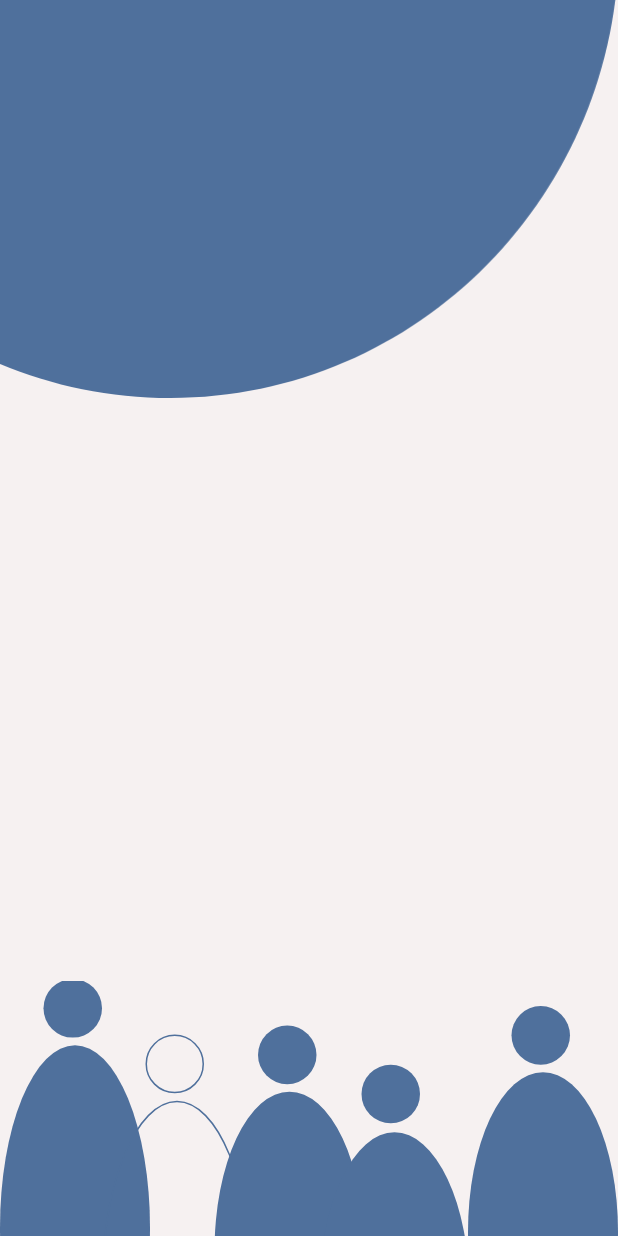
After one commit to MoizAsif616/PeerPro, an Android app built with Jetpack Compose: the layout activity_auth.xml on its own in the app's theme, with its tools: preview values and no code run, on a phone screen of 412 x 824 dp. The commit adds this screen. Run offline under Robolectric (Android 15) with nearby library versions, the phone set to English and light mode, and no system bars.

Commit message:
Set Light and Dark theme

```diff
--- a/app/build.gradle.kts
+++ b/app/build.gradle.kts
@@ -49,6 +49,9 @@ dependencies {
     implementation(libs.androidx.ui.graphics)
     implementation(libs.androidx.ui.tooling.preview)
     implementation(libs.androidx.material3)
+    implementation(libs.androidx.appcompat)
+    implementation(libs.androidx.activity)
+    implementation(libs.androidx.constraintlayout)
     testImplementation(libs.junit)
     androidTestImplementation(libs.androidx.junit)
     androidTestImplementation(libs.androidx.espresso.core)
--- /dev/null
+++ b/app/src/main/res/drawable/peer_group.xml
@@ -0,0 +1,44 @@
+<vector xmlns:android="http://schemas.android.com/apk/res/android"
+    android:width="412dp"
+    android:height="173dp"
+    android:viewportWidth="412"
+    android:viewportHeight="173">
+  <group>
+    <clip-path
+        android:pathData="M0,0h412v173h-412z"/>
+    <path
+        android:pathData="M312,168a50,106 0,1 0,100 0a50,106 0,1 0,-100 0z"
+        android:fillColor="?attr/peerColor"/>
+    <path
+        android:pathData="M360.5,37.5m-19.5,0a19.5,19.5 0,1 1,39 0a19.5,19.5 0,1 1,-39 0"
+        android:fillColor="?attr/peerColor"/>
+    <path
+        android:pathData="M0,165.5a50,121.5 0,1 0,100 0a50,121.5 0,1 0,-100 0z"
+        android:fillColor="?attr/peerColor"/>
+    <path
+        android:pathData="M48.5,19.5m-19.5,0a19.5,19.5 0,1 1,39 0a19.5,19.5 0,1 1,-39 0"
+        android:fillColor="?attr/peerColor"/>
+    <path
+        android:strokeWidth="1"
+        android:pathData="M118,81.5C124.73,81.5 131.18,84.81 137.1,90.9C143.03,96.98 148.38,105.82 152.89,116.78C161.91,138.69 167.5,169 167.5,202.5C167.5,236 161.91,266.31 152.89,288.22C148.38,299.18 143.03,308.02 137.1,314.1C131.18,320.19 124.73,323.5 118,323.5C111.27,323.5 104.82,320.19 98.9,314.1C92.97,308.02 87.62,299.18 83.11,288.22C74.09,266.31 68.5,236 68.5,202.5C68.5,169 74.09,138.69 83.11,116.78C87.62,105.82 92.97,96.98 98.9,90.9C104.82,84.81 111.27,81.5 118,81.5Z"
+        android:fillColor="#00000000"
+        android:strokeColor="?attr/peerColor"/>
+    <path
+        android:strokeWidth="1"
+        android:pathData="M116.5,56.5m-19,0a19,19 0,1 1,38 0a19,19 0,1 1,-38 0"
+        android:fillColor="#00000000"
+        android:strokeColor="?attr/peerColor"/>
+    <path
+        android:pathData="M143,181a50,106 0,1 0,100 0a50,106 0,1 0,-100 0z"
+        android:fillColor="?attr/peerColor"/>
+    <path
+        android:pathData="M191.5,50.5m-19.5,0a19.5,19.5 0,1 1,39 0a19.5,19.5 0,1 1,-39 0"
+        android:fillColor="?attr/peerColor"/>
+    <path
+        android:pathData="M213,208a50,106 0,1 0,100 0a50,106 0,1 0,-100 0z"
+        android:fillColor="?attr/peerColor"/>
+    <path
+        android:pathData="M260.5,76.5m-19.5,0a19.5,19.5 0,1 1,39 0a19.5,19.5 0,1 1,-39 0"
+        android:fillColor="?attr/peerColor"/>
+  </group>
+</vector>
--- /dev/null
+++ b/app/src/main/res/drawable/top.xml
@@ -0,0 +1,9 @@
+<vector xmlns:android="http://schemas.android.com/apk/res/android"
+    android:width="458dp"
+    android:height="383dp"
+    android:viewportWidth="458"
+    android:viewportHeight="383">
+  <path
+      android:pathData="M455.01,0C456.98,14.88 458,30.07 458,45.5C458,231.9 309.36,383 126,383C81.4,383 38.85,374.06 0,357.84V0H455.01Z"
+      android:fillColor="?attr/peerColor"/>
+</vector>
--- /dev/null
+++ b/app/src/main/res/layout/activity_auth.xml
@@ -0,0 +1,24 @@
+<?xml version="1.0" encoding="utf-8"?>
+<RelativeLayout xmlns:android="http://schemas.android.com/apk/res/android"
+  xmlns:app="http://schemas.android.com/apk/res-auto"
+  xmlns:tools="http://schemas.android.com/tools"
+  android:id="@+id/main"
+  android:layout_width="match_parent"
+  android:layout_height="match_parent"
+  android:background="?attr/bgMain"
+  tools:context=".Auth">
+  <ImageView
+    android:layout_width="match_parent"
+    android:layout_height="345dp"
+    android:src="@drawable/top"
+    android:layout_marginTop="-80dp"
+    android:scaleType="centerCrop"
+    android:adjustViewBounds="true"/>
+  <ImageView
+    android:layout_width="match_parent"
+    android:layout_height="170dp"
+    android:layout_alignParentBottom="true"
+    android:src="@drawable/peer_group"
+    android:scaleType="centerCrop"/>
+
+</RelativeLayout>
--- a/app/src/main/res/values-night/themes.xml
+++ b/app/src/main/res/values-night/themes.xml
@@ -8,6 +8,9 @@
     <item name="colorSecondary">@color/teal_200</item>
     <item name="colorSecondaryVariant">@color/teal_700</item>
     <item name="colorOnSecondary">@color/black</item>
-    <item name="android:statusBarColor">?attr/colorPrimaryVariant</item>
+    <item name="android:statusBarColor">?attr/peerColor</item>
+    <item name="android:navigationBarColor">?attr/peerColor</item>
+    <item name="peerColor">@color/peerDark</item>
+    <item name="bgMain">@color/primary_dark</item>
   </style>
 </resources>
--- /dev/null
+++ b/app/src/main/res/values/attrs.xml
@@ -0,0 +1,5 @@
+<?xml version="1.0" encoding="utf-8"?>
+<resources>
+  <attr name="peerColor" format="color|reference" />
+  <attr name="bgMain" format="color|reference" />
+</resources>
--- a/app/src/main/res/values/colors.xml
+++ b/app/src/main/res/values/colors.xml
@@ -7,4 +7,8 @@
   <color name="teal_700">#FF018786</color>
   <color name="black">#FF000000</color>
   <color name="white">#FFFFFFFF</color>
+  <color name="peerLight">#4F709C</color>
+  <color name="peerDark">#172C68</color>
+  <color name="primary_dark">#09122C</color>
+  <color name="primary_light">#F6F1F1</color>
 </resources>
--- a/app/src/main/res/values/themes.xml
+++ b/app/src/main/res/values/themes.xml
@@ -8,6 +8,9 @@
     <item name="colorSecondary">@color/teal_200</item>
     <item name="colorSecondaryVariant">@color/teal_700</item>
     <item name="colorOnSecondary">@color/black</item>
-    <item name="android:statusBarColor">?attr/colorPrimaryVariant</item>
+    <item name="android:statusBarColor">@color/peerLight</item>
+    <item name="android:navigationBarColor">@color/peerLight</item>
+    <item name="peerColor">@color/peerLight</item>
+    <item name="bgMain">@color/primary_light</item>
   </style>
 </resources>
--- a/gradle/libs.versions.toml
+++ b/gradle/libs.versions.toml
@@ -10,6 +10,9 @@ activityCompose = "1.10.1"
 composeBom = "2024.04.01"
 material = "1.12.0"
 material3 = "1.3.2"
+appcompat = "1.7.0"
+activity = "1.10.1"
+constraintlayout = "2.2.1"
 
 [libraries]
 androidx-core-ktx = { group = "androidx.core", name = "core-ktx", version.ref = "coreKtx" }
@@ -28,6 +31,9 @@ androidx-ui-test-junit4 = { group = "androidx.compose.ui", name = "ui-test-junit
 androidx-material3 = { group = "androidx.compose.material3", name = "material3" }
 material = { module = "com.google.android.material:material", version.ref = "material" }
 material3 = { module = "androidx.compose.material3:material3", version.ref = "material3" }
+androidx-appcompat = { group = "androidx.appcompat", name = "appcompat", version.ref = "appcompat" }
+androidx-activity = { group = "androidx.activity", name = "activity", version.ref = "activity" }
+androidx-constraintlayout = { group = "androidx.constraintlayout", name = "constraintlayout", version.ref = "constraintlayout" }
 
 [plugins]
 android-application = { id = "com.android.application", version.ref = "agp" }
```
Also changed, not shown: app/src/main/AndroidManifest.xml (+14 -6 lines), app/src/main/java/com/example/peerpro/Auth.kt (added, +19 -0 lines), app/src/main/java/com/example/peerpro/MainActivity.kt (+0 -16 lines), app/src/main/res/layout/main_activity.xml (+6 -3 lines).
